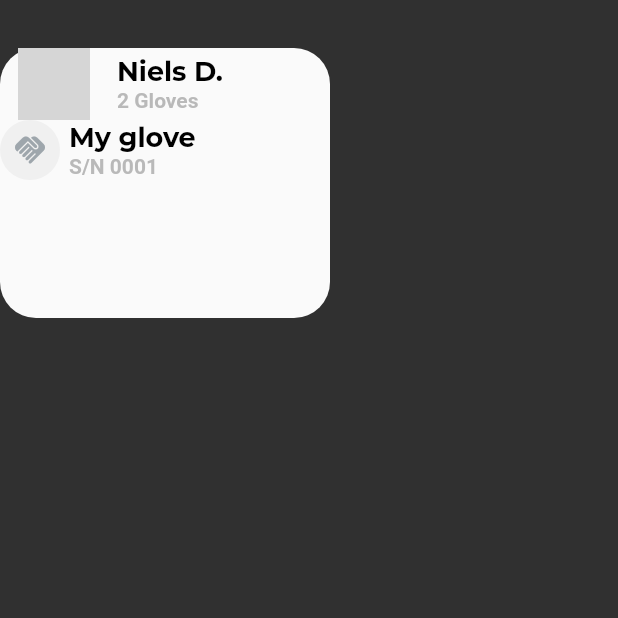
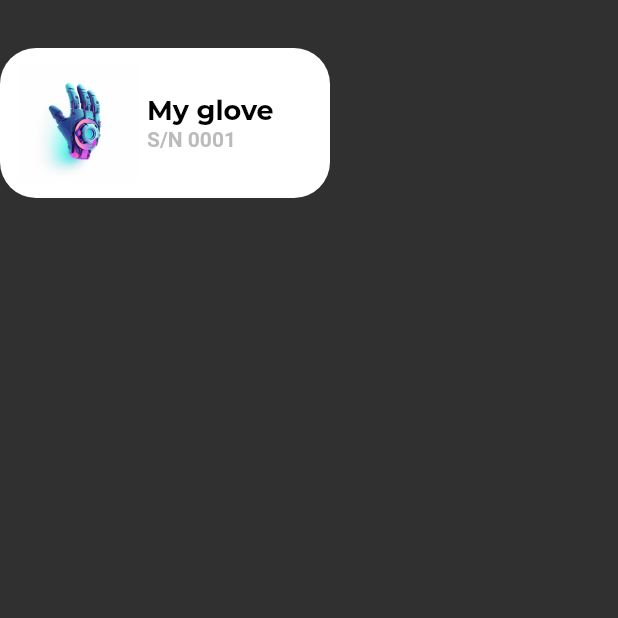
Before and after one commit to MarkcMalloy/emptech, a Flutter app: the DashboardPage screen opened directly, on a phone screen of 412 x 824 dp, the top half of it. Run offline on Flutter 3.47's test engine with Material 2 defaults, Android fonts, the phone set to English and light mode, and no system bars; our stand-ins replace camera, google_fonts, motion_tab_bar_v2, shared_preferences, smooth_page_indicator; missing offline and left inert: emptech.app.emptech, flutter_pdfview; accounts and stored records are empty; statements that could not run were skipped; grey boxes are pictures that could not be loaded.

Commit message:
Added some custom generated glove assets, glove1.png and glove_2.png

```diff
--- a/lib/UI/Dashboard/dashboard_page.dart
+++ b/lib/UI/Dashboard/dashboard_page.dart
@@ -42,52 +42,27 @@ class _DashboardPageState extends State<DashboardPage> {
         fontWeight: FontWeight.w700);
 
     return Container(
-      height: 180,
+      height: 100,
       width: 220,
       decoration: BoxDecoration(
-          color: const Color(0xfffafafa), borderRadius: BorderRadius.circular(24.0)),
+          color: Colors.white,
+          borderRadius: BorderRadius.circular(24.0)),
       child: Column(
-        mainAxisAlignment: MainAxisAlignment.start,
+        mainAxisAlignment: MainAxisAlignment.center,
         children: [
           Row(
-            mainAxisAlignment: MainAxisAlignment.start,
             children: [
               Padding(
-                child: DashboardProfileAvatar(
-                  url: nielsAvatorUrl,
-                  size: 22,
-                ),
-                padding: const EdgeInsets.symmetric(horizontal: 12.0),
+                padding: EdgeInsets.only(left: 12),
+                child: CircleAvatar(
+                    radius: 40,
+                    backgroundColor: Colors.transparent,
+                    child:
+                        //Image(image: AssetImage("assets/onboarding_step_1.png"))),
+                        Image(image: AssetImage("assets/glove1.png"))),
               ),
               Padding(
-                padding: const EdgeInsets.symmetric(horizontal: 6.0),
-                child: Wrap(
-                  direction: Axis.vertical,
-                  children: [
-                    Text(
-                      "Niels D.",
-                      style: topStyle,
-                    ),
-                    Text(
-                      "2 Gloves",
-                      style: bottomStyle,
-                    )
-                  ],
-                ),
-              )
-            ],
-          ),
-          Row(
-            children: [
-              CircleAvatar(
-                backgroundColor: Color(0xfff0f0f0),
-                child: Icon(
-                  Icons.handshake,
-                  color: Color(0xff9ea6ac),
-                ),
-              ),
-              Padding(
-                padding: EdgeInsets.symmetric(horizontal: 6.0),
+                padding: EdgeInsets.only(left: 6.0),
                 child: Wrap(
                   direction: Axis.vertical,
                   children: [
--- a/lib/UI/Tabbar/tabbar_page.dart
+++ b/lib/UI/Tabbar/tabbar_page.dart
@@ -91,7 +91,8 @@ class _TabbarPageState extends State<TabBarPage> with TickerProviderStateMixin {
               // ignore: prefer_const_literals_to_create_immutables
               children: <Widget>[
                 const DashboardPage(),
-                CameraPage(),
+                //CameraPage(),
+                const OnboardingPage(),
                 PdfSearchPage(documents: documents,),
                 const ProfilePage()
               ],
```
Also changed, not shown: lib/UI/Onboarding/onboarding_measurement.dart (+16 -8 lines), assets/glove1.png (added), assets/glove_2.png (added).
